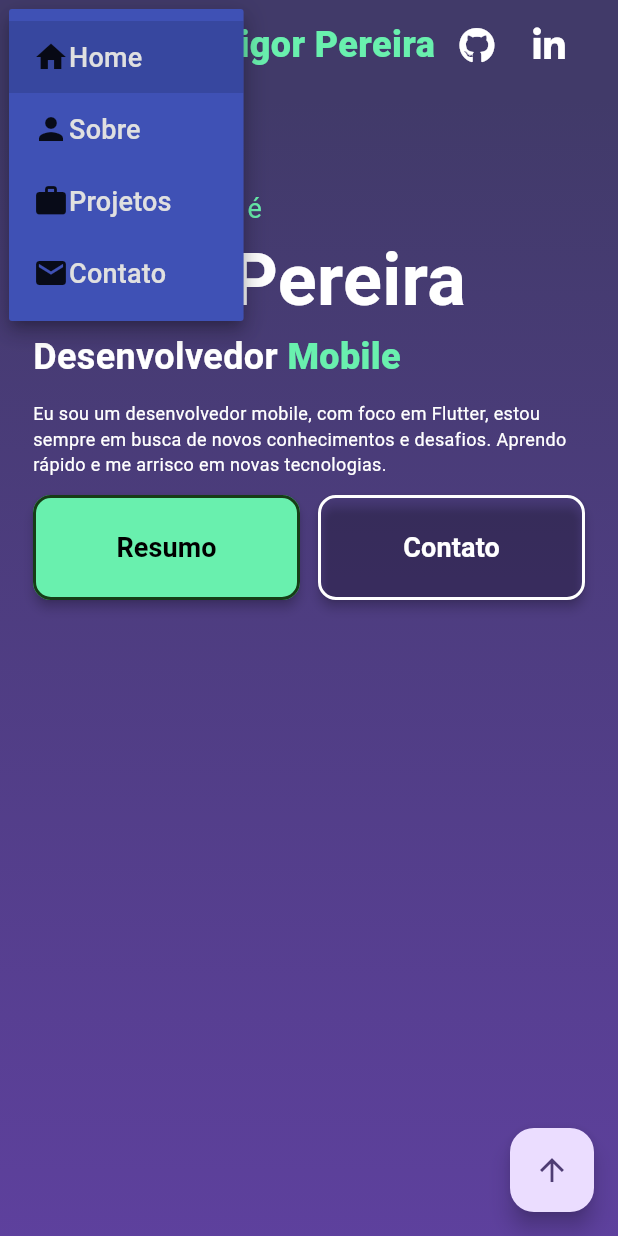
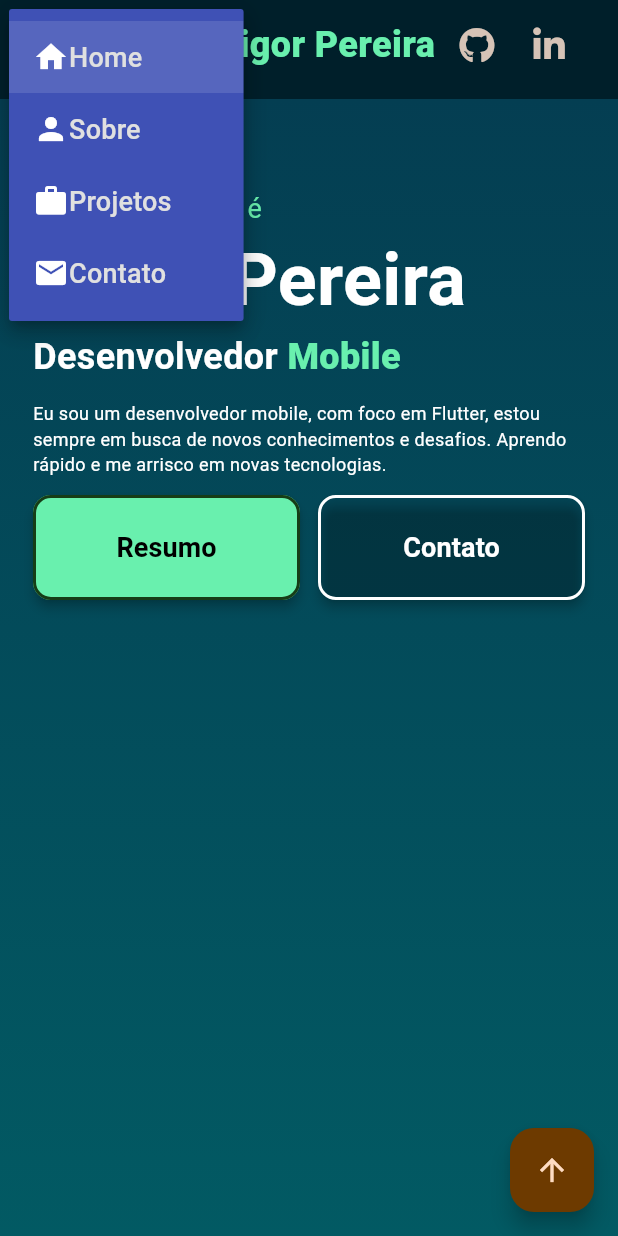
Before and after one commit to higorito/higorito.github.io, a Flutter app: the screen it shows after launch, after a tap on "Home", on a phone screen of 412 x 824 dp. Run offline on Flutter 3.47's test engine with Material 2 defaults, Android fonts, the phone set to English and light mode, and no system bars; drawn by our look-alikes of animated_text_kit; our stand-ins replace flutter_svg, font_awesome_flutter, lottie.

Commit message:
add theme

```diff
--- a/lib/main.dart
+++ b/lib/main.dart
@@ -1,25 +1,41 @@
 import 'package:flutter/material.dart';
 import 'package:portfolio_higor/src/home_page.dart';
+import 'package:portfolio_higor/src/shared/themes/color_schemes.g.dart';
 
 void main() {
   runApp(const MyApp());
 }
 
+class ThemeManager {
+  static void changeTheme(ThemeData newTheme) {
+    final currentTheme = newTheme.copyWith();
+    runApp(
+      MaterialApp(
+        title: 'Portfolio Higor',
+        debugShowCheckedModeBanner: false,
+        theme: currentTheme,
+        darkTheme: currentTheme,
+        home: const HomePage(),
+      ),
+    );
+  }
+}
+
 class MyApp extends StatelessWidget {
   const MyApp({super.key});
 
-  // This widget is the root of your application.
   @override
   Widget build(BuildContext context) {
     return MaterialApp(
       title: 'Portfolio Higor',
       debugShowCheckedModeBanner: false,
       theme: ThemeData(
-        primarySwatch: Colors.blue,
-        colorScheme: ColorScheme.fromSeed(
-          seedColor: Colors.deepPurple,
-        ),
         useMaterial3: true,
+        colorScheme: darkColorScheme,
+      ),
+      darkTheme: ThemeData(
+        useMaterial3: true,
+        colorScheme: darkColorScheme,
       ),
       home: const HomePage(),
     );
--- a/lib/src/home_page.dart
+++ b/lib/src/home_page.dart
@@ -32,7 +32,7 @@ class _HomePageState extends State<HomePage> {
   Widget build(BuildContext context) {
     return Scaffold(
         body: Container(
-          color: const Color(0xFF413A69),
+          // color: const Color(0xFF413A69),
           child: Column(
             children: [
               Menu(
--- a/lib/src/pages/part_home/part_home_page.dart
+++ b/lib/src/pages/part_home/part_home_page.dart
@@ -26,7 +26,7 @@ class _PartHomePageState extends State<PartHomePage> {
     return Container(
       padding: const EdgeInsets.only(left: 22, right: 22, bottom: 6, top: 20),
       height: altura,
-      decoration: const BoxDecoration(
+      decoration: BoxDecoration(
         borderRadius: BorderRadius.only(
           bottomLeft: Radius.elliptical(250, 60),
           bottomRight: Radius.elliptical(250, 60),
@@ -35,10 +35,8 @@ class _PartHomePageState extends State<PartHomePage> {
           begin: Alignment.bottomCenter,
           end: Alignment.topCenter,
           colors: [
-            // Theme.of(context).colorScheme.primary,
-            // Theme.of(context).colorScheme.secondary,
-            Color(0xFF6E44BB),
-            Color(0xFF413A69),
+            Color(0xFF016a6d),
+            Color(0xFF043e52),
           ],
         ),
       ),
--- /dev/null
+++ b/lib/src/pages/sobre/contatos.dart
@@ -0,0 +1,15 @@
+import 'package:flutter/material.dart';
+
+class Contatos extends StatelessWidget {
+  const Contatos({super.key});
+
+  @override
+  Widget build(BuildContext context) {
+    return const Center(
+      child: Text(
+        'Contatos is working',
+        style: TextStyle(fontSize: 20),
+      ),
+    );
+  }
+}
--- a/lib/src/pages/sobre/sobre_page.dart
+++ b/lib/src/pages/sobre/sobre_page.dart
@@ -19,7 +19,7 @@ class SobrePage extends StatelessWidget {
       height: MediaQuery.of(context).size.height + 50,
       width: double.infinity,
       decoration: const BoxDecoration(
-        color: Color(0xFF413A69),
+          // color: Color(0xFF413A69),
           ),
       child: Container(
         margin: EdgeInsets.only(
@@ -30,13 +30,14 @@ class SobrePage extends StatelessWidget {
         ),
         decoration: BoxDecoration(
           borderRadius: BorderRadius.circular(16),
-          color: const Color(0xFF484175),
+          // color: const Color(0xFF484175),
           boxShadow: [
             BoxShadow(
-              color: Colors.black.withOpacity(0.6),
+              // color: Colors.black.withOpacity(0.6),
+              color: Theme.of(context).colorScheme.onSecondary,
               spreadRadius: 1,
-              blurRadius: 3,
-              offset: const Offset(0, 3),
+              blurRadius: 2,
+              offset: const Offset(0, 2),
             ),
           ],
         ),
@@ -45,11 +46,13 @@ class SobrePage extends StatelessWidget {
           mainAxisAlignment: MainAxisAlignment.spaceEvenly,
           children: [
             Expanded(
+              flex: 1,
+              child: Container(
                 child: Column(
                   children: [
                     (tamanho.width > 600)
                         ? Expanded(
-                          flex: 5,
+                            flex: 2,
                             child: Container(
                               child: Image.asset(
                                 'assets/images/eu.jpg',
@@ -57,7 +60,7 @@ class SobrePage extends StatelessWidget {
                             ),
                           )
                         : Expanded(
-                          flex: 2,
+                            flex: 1,
                             child: Container(
                               child: Image.asset(
                                 'assets/images/eu.jpg',
@@ -67,25 +70,20 @@ class SobrePage extends StatelessWidget {
                     const SizedBox(
                       height: 20,
                     ),
-                  Expanded(
-                    flex: 3,
-                    child: Column(
+                    Column(
                       children: [
-                        Flexible(
-                          flex: 3,
-                          child: ElevatedButton(
+                        ElevatedButton(
                           onPressed: () {
                             Navigator.push(
                               context,
                               MaterialPageRoute(
-                                    builder: (context) =>
-                                        const TecnologiasPage()),
+                                  builder: (_) => const TecnologiasPage()),
                             );
                           },
                           style: ElevatedButton.styleFrom(
                             elevation: 5,
-                              foregroundColor: Colors.black,
-                              backgroundColor: Colors.greenAccent,
+                            // foregroundColor: Colors.black,
+                            // backgroundColor: Colors.greenAccent,
                             shape: RoundedRectangleBorder(
                               borderRadius: BorderRadius.circular(12.0),
                               side: const BorderSide(
@@ -104,160 +102,72 @@ class SobrePage extends StatelessWidget {
                                 'Acessar Tecnologias',
                                 style: (tamanho.width > 600)
                                     ? const TextStyle(
-                                          color: Colors.black,
+                                        // color: Colors.black,
                                         fontWeight: FontWeight.w500,
                                         fontSize: 18,
                                       )
                                     : const TextStyle(
-                                          color: Colors.black,
+                                        // color: Colors.black,
                                         fontWeight: FontWeight.w500,
                                         fontSize: 13,
                                       ),
+                              ),
+                              const SizedBox(
+                                width: 8,
                               ),
                               (tamanho.width > 600)
                                   ? const FaIcon(
                                       FontAwesomeIcons.arrowRight,
                                       size: 20,
-                                        color: Colors.black,
+                                      // color: Colors.black,
                                     )
                                   : const FaIcon(
                                       FontAwesomeIcons.arrowRight,
                                       size: 12,
-                                        color: Colors.black,
+                                      // color: Colors.black,
+                                    ),
+                            ],
+                          ),
+                        ),
+                        const SizedBox(
+                          height: 8,
+                        ),
+                        //aqui vai ter contatos dps
+                      ],
                     ),
                   ],
                 ),
               ),
             ),
-                        const SizedBox(
-                          height: 8,
-                        ),
-                        Flexible(
+            Expanded(
               flex: 1,
-                          child: Text(
-                            "Entre em contato comigo!",
-                            style: (tamanho.width > 600)
-                                ? const TextStyle(
-                                    color: Colors.white,
-                                    fontSize: 17,
-                                    fontWeight: FontWeight.w500,
-                                  )
-                                : const TextStyle(
-                                    color: Colors.white,
-                                    fontSize: 12,
-                                    fontWeight: FontWeight.w500,
-                                  ),
-                          ),
-                        ),
-                        const SizedBox(
-                          height: 8,
-                        ),
-                        Flexible(
-                          flex: 2,
-                          child: Row(
-                            mainAxisAlignment: MainAxisAlignment.center,
-                            children: [
-                              Container(
-                                decoration: BoxDecoration(
-                                  color: const Color.fromARGB(255, 49, 42, 85),
-                                  borderRadius: BorderRadius.circular(50),
-                                  boxShadow: [
-                                    BoxShadow(
-                                      color: Colors.black.withOpacity(0.5),
-                                      spreadRadius: 1,
-                                      blurRadius: 4,
-                                      offset: const Offset(0, 3),
-                                    ),
-                                  ],
-                                ),
-                                child: IconButton(
-                                  onPressed: () {
-                                    _launchUrl(_urlGit);
-                                  },
-                                  icon: const FaIcon(
-                                    FontAwesomeIcons.github,
-                                    color: Colors.black,
-                                  ),
-                                ),
-                              ),
-                              const SizedBox(
-                                width: 8,
-                              ),
-                              Container(
-                                decoration: BoxDecoration(
-                                  color: const Color.fromARGB(255, 49, 42, 85),
-                                  borderRadius: BorderRadius.circular(50),
-                                  boxShadow: [
-                                    BoxShadow(
-                                      color: Colors.black.withOpacity(0.5),
-                                      spreadRadius: 1,
-                                      blurRadius: 4,
-                                      offset: const Offset(0, 3),
-                                    ),
-                                  ],
-                                ),
-                                child: IconButton(
-                                  onPressed: () {
-                                    _launchUrl(_urlLin);
-                                  },
-                                  icon: const FaIcon(
-                                    FontAwesomeIcons.linkedin,
-                                    color: Colors.blue,
-                                  ),
-                                ),
-                              ),
-                              const SizedBox(
-                                width: 8,
-                              ),
-                              Container(
-                                decoration: BoxDecoration(
-                                  color: const Color.fromARGB(255, 49, 42, 85),
-                                  borderRadius: BorderRadius.circular(50),
-                                  boxShadow: [
-                                    BoxShadow(
-                                      color: Colors.black.withOpacity(0.5),
-                                      spreadRadius: 1,
-                                      blurRadius: 4,
-                                      offset: const Offset(0, 3),
-                                    ),
-                                  ],
-                                ),
-                                child: IconButton(
-                                  onPressed: () {
-                                    _sendEmail();
-                                  },
-                                  icon: const FaIcon(
-                                    FontAwesomeIcons.envelope,
-                                    color: Colors.red,
-                                  ),
-                                ),
-                              ),
-                            ],
-                          ),
-                        ),
-                      ],
-                    ),
-                  ),
-                ],
-              ),
-            ),
-            Expanded(
+              child: Container(
                 child: Column(
                   crossAxisAlignment: CrossAxisAlignment.start,
                   children: [
-                  const Text(
+                    (tamanho.width > 600)
+                        ? const Text(
                             "Sobre",
                             style: TextStyle(
                                 fontWeight: FontWeight.w600,
-                        fontSize: 30,
+                                fontSize: 40,
                                 color: Colors.white),
+                          )
+                        : const Text(
+                            "Sobre",
+                            style: TextStyle(
+                              fontWeight: FontWeight.w600,
+                              fontSize: 28,
+                              color: Colors.white,
+                            ),
+                            textAlign: TextAlign.center,
                           ),
                     const SizedBox(
                       height: 20,
                     ),
                     (tamanho.width > 600)
                         ? Text(
-                          "Comecei a programar em 2017, no técnico em Mecatrônica, onde aprendi a programar em C. Em 2020, comecei a faculdade de Engenharia de Computação onde aprendi a programar em C++, Java, Python, entre outras linguagens. A faculdade me proporcionou um conhecimento mais aprofundado em lógica, programação, paradigmas, projetos, e me fez gostar ainda mais da área. \n\nAtualmente estou estudando Flutter, para desenvolvimento de aplicativos mobile. Pretendo me especializar em desenvolvimento mobile, e futuramente integrar o incrível framework Flutter com a área de IoT e visão computacional. \n\nMeu foco é aprender e aprimorar minhas habilidades, como usar o Flutter para desenvolver aplicativos para a web como este portfólio feito 100% em Flutter.",
+                            "👋 Sou um estudante de Engenharia de Computação, apaixonado por tecnologia e inovação.\n\n💼 Estou em busca de uma oportunidade de estágio e estou disposto a atuar em qualquer área, pois aprendo rapidamente e me divirto durante o processo. \n\n👨‍💻 Atualmente, estou focado no estudo do Flutter para o desenvolvimento de aplicativos móveis, integrando-o com conhecimentos prévios em IoT e machine learning. \n\n📫 Este portfólio foi criado inteiramente em Flutter. Entre em contato comigo! ",
                             style: TextStyle(
                               color: Colors.grey[300],
                               fontSize: 16,
@@ -265,6 +175,7 @@ class SobrePage extends StatelessWidget {
                           )
                         : const TextoVerMais(),
                   ],
+                ),
               ),
             ),
           ],
--- a/lib/src/pages/sobre/texto_ver_mais.dart
+++ b/lib/src/pages/sobre/texto_ver_mais.dart
@@ -21,7 +21,7 @@ class _TextoVerMaisState extends State<TextoVerMais> {
       context: context,
       builder: (BuildContext context) {
         return AlertDialog(
-          backgroundColor: const Color(0xFF413A69),
+          // backgroundColor: Theme.of(context).colorScheme.secondary,
           title: const Text('Sobre mim'),
           content: Text(
             "Comecei a programar em 2017, no técnico em Mecatrônica, onde aprendi a programar em C. Em 2020, comecei a faculdade de Engenharia de Computação onde aprendi a programar em C++, Java, Python, entre outras linguagens. A faculdade me proporcionou um conhecimento mais aprofundado em lógica, programação, paradigmas, projetos, e me fez gostar ainda mais da área. \n\nAtualmente estou estudando Flutter, para desenvolvimento de aplicativos mobile. Pretendo me especializar em desenvolvimento mobile, e futuramente integrar o incrível framework Flutter com a área de IoT e visão computacional. \n\nMeu foco é aprender e aprimorar minhas habilidades, como usar o Flutter para desenvolver aplicativos para a web como este portfólio feito 100% em Flutter.",
@@ -52,9 +52,9 @@ class _TextoVerMaisState extends State<TextoVerMais> {
         children: <Widget>[
           Text(
             'Sou estudante de Engenharia de Computação, e desenvolvedor Flutter. Clique no botão abaixo para saber mais sobre mim.',
-            textAlign: TextAlign.start,
+            textAlign: TextAlign.center,
             style: TextStyle(
-              color: Colors.grey[300],
+              color: Theme.of(context).colorScheme.secondary,
               fontSize: 16,
             ),
           ),
--- a/lib/src/pages/tecnologias/card_tecnologia.dart
+++ b/lib/src/pages/tecnologias/card_tecnologia.dart
@@ -13,8 +13,9 @@ class CardWidget extends StatelessWidget {
     return Container(
       margin: const EdgeInsets.all(8),
       child: Card(
-        shadowColor: Colors.white.withOpacity(0.4),
-        color: const Color(0xFF413A69),
+        shadowColor: Theme.of(context).colorScheme.onPrimary.withOpacity(0.4),
+        // color: const Color(0xFF413A69),
+        color: Theme.of(context).colorScheme.onSecondary,
         shape: RoundedRectangleBorder(
           borderRadius: BorderRadius.circular(12),
         ),
@@ -32,9 +33,10 @@ class CardWidget extends StatelessWidget {
               padding: const EdgeInsets.all(8.0),
               child: Text(
                 nome,
-                style: const TextStyle(
+                style: TextStyle(
                   fontSize: 20,
                   fontWeight: FontWeight.bold,
+                  color: Theme.of(context).colorScheme.secondary,
                 ),
                 textAlign: TextAlign.center,
               ),
--- a/lib/src/pages/tecnologias/tecnologias_page.dart
+++ b/lib/src/pages/tecnologias/tecnologias_page.dart
@@ -12,8 +12,8 @@ class TecnologiasPage extends StatelessWidget {
       height: MediaQuery.of(context).size.height + 50,
       width: double.infinity,
       decoration: const BoxDecoration(
-        color: Color(0xFF413A69),
-      ),
+          // color: Color(0xFF413A69),
+          ),
       child: const Column(
         children: [
           Expanded(
@@ -22,7 +22,7 @@ class TecnologiasPage extends StatelessWidget {
               'Habilidades',
               style: TextStyle(
                   fontSize: 48,
-                  color: Colors.white,
+                  // color: Colors.white,
                   fontWeight: FontWeight.bold),
             ),
           ),
--- a/lib/src/widgets/menu.dart
+++ b/lib/src/widgets/menu.dart
@@ -1,23 +1,33 @@
 import 'package:animated_text_kit/animated_text_kit.dart';
 import 'package:flutter/material.dart';
 import 'package:font_awesome_flutter/font_awesome_flutter.dart';
+import 'package:portfolio_higor/main.dart';
+import 'package:portfolio_higor/src/home_page.dart';
 import 'package:portfolio_higor/src/widgets/dropdownmenu.dart';
 import 'package:url_launcher/url_launcher.dart';
 
-class Menu extends StatelessWidget {
+class Menu extends StatefulWidget {
   final ValueChanged<int> onSelecionado;
 
   Menu({super.key, required this.onSelecionado});
 
+  @override
+  State<Menu> createState() => _MenuState();
+}
+
+class _MenuState extends State<Menu> {
   final Uri _urlGit = Uri.parse('https://github.com/higorito');
+
   final Uri _urlLin = Uri.parse('linkedin.com/in/higor-pereira-comp/');
+
+  bool isDarkTheme = false; // Variável de estado para controlar o tema
 
   @override
   Widget build(BuildContext context) {
     final mediaQuery = MediaQuery.of(context);
     final tamanho = mediaQuery.size;
     return Container(
-      color: const Color(0xFF413A69),
+      // color: const Color(0xFF413A69),
       child: Padding(
         padding: const EdgeInsets.fromLTRB(22, 6, 22, 12),
         child: (tamanho.width > 600)
@@ -56,39 +66,46 @@ class Menu extends StatelessWidget {
                       mainAxisAlignment: MainAxisAlignment.end,
                       children: [
                         TextButton(
-                            onPressed: () => onSelecionado(1),
+                            onPressed: () => widget.onSelecionado(1),
                             child: const Text(
                               'Home',
-                              style:
-                                  TextStyle(color: Colors.white, fontSize: 18),
+                              style: TextStyle(fontSize: 18),
                             )),
                         TextButton(
-                            onPressed: () => onSelecionado(2),
+                            onPressed: () => widget.onSelecionado(2),
                             child: const Text(
                               'Sobre',
-                              style:
-                                  TextStyle(color: Colors.white, fontSize: 18),
+                              style: TextStyle(fontSize: 18),
                             )),
                         TextButton(
-                            onPressed: () => onSelecionado(3),
+                            onPressed: () => widget.onSelecionado(3),
                             child: const Text(
                               'Projetos',
-                              style:
-                                  TextStyle(color: Colors.white, fontSize: 18),
+                              style: TextStyle(fontSize: 18),
                             )),
                         TextButton(
-                            onPressed: () => onSelecionado(4),
+                            onPressed: () => widget.onSelecionado(4),
                             child: const Text(
                               'Contato',
-                              style:
-                                  TextStyle(color: Colors.white, fontSize: 18),
+                              style: TextStyle(fontSize: 18),
                             )),
                         IconButton(
-                            onPressed: () {
-                              // ignore: avoid_print
-                              print("mudar tema dps");
-                            },
-                            icon: const Icon(Icons.sunny)),
+                          onPressed: () {
+                            // Alterar o tema aqui
+                            if (Theme.of(context).brightness ==
+                                Brightness.light) {
+                              // Mudar para o tema escuro
+                              ThemeManager.changeTheme(ThemeData.dark());
+                            } else {
+                              // Mudar para o tema claro
+                              ThemeManager.changeTheme(ThemeData.light());
+                            }
+                          },
+                          icon: Icon(
+                              Theme.of(context).brightness == Brightness.light
+                                  ? Icons.nightlight_round
+                                  : Icons.wb_sunny),
+                        )
                       ],
                     ),
                   ),
@@ -101,7 +118,6 @@ class Menu extends StatelessWidget {
                         },
                         icon: const FaIcon(
                           FontAwesomeIcons.github,
-                          color: Colors.white,
                         ),
                       ),
                       IconButton(
@@ -110,7 +126,7 @@ class Menu extends StatelessWidget {
                         },
                         icon: const FaIcon(
                           FontAwesomeIcons.linkedinIn,
-                          color: Colors.white,
+                          //
                         ),
                       )
                     ],
@@ -120,7 +136,7 @@ class Menu extends StatelessWidget {
             : Row(
                 mainAxisAlignment: MainAxisAlignment.spaceBetween,
                 children: [
-                  DropdownMenuCustom(onSelecionado: onSelecionado),
+                  DropdownMenuCustom(onSelecionado: widget.onSelecionado),
                   AnimatedTextKit(
                     animatedTexts: [
                       TypewriterAnimatedText(
@@ -145,16 +161,14 @@ class Menu extends StatelessWidget {
                         },
                         icon: FaIcon(
                           FontAwesomeIcons.github,
-                          color: Colors.white,
                         ),
                       ),
                       IconButton(
                         onPressed: () {
                           _launchUrl(_urlLin);
                         },
-                        icon: FaIcon(
+                        icon: const FaIcon(
                           FontAwesomeIcons.linkedinIn,
-                          color: Colors.white,
                         ),
                       )
                     ],
```
Also changed, not shown: lib/src/shared/themes/color_schemes.g.dart (added). Lines whose indentation alone changed are shown as unchanged.
